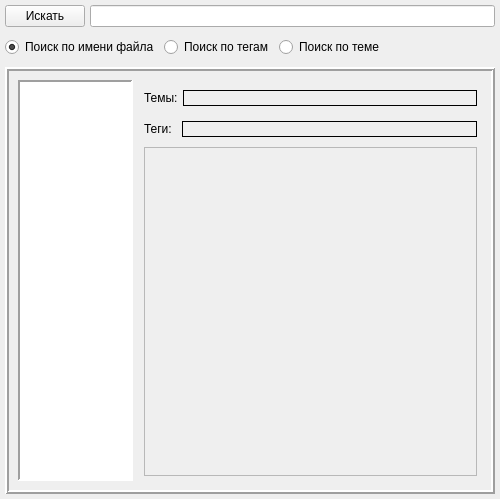
The window that searcherwidget.ui (bort-four/StudentHelper) describes before a commit, drawn with Qt 5.
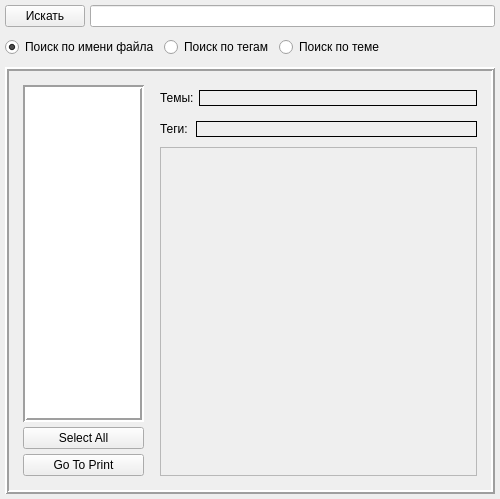
The same window after the commit.

Commit message: Select-all button is added

What changed in the file:
```diff
--- a/searcherwidget.ui
+++ b/searcherwidget.ui
@@ -55,25 +55,81 @@
      <property name="midLineWidth">
       <number>0</number>
      </property>
-     <layout class="QHBoxLayout" name="horizontalLayout_6" stretch="1,3">
+     <layout class="QHBoxLayout" name="horizontalLayout_6" stretch="2,5">
       <property name="sizeConstraint">
        <enum>QLayout::SetDefaultConstraint</enum>
       </property>
       <item>
-       <widget class="QListView" name="FoundObjectsListView">
-        <property name="frameShape">
-         <enum>QFrame::Panel</enum>
+       <layout class="QVBoxLayout" name="verticalLayout_2">
+        <property name="spacing">
+         <number>5</number>
         </property>
-        <property name="frameShadow">
-         <enum>QFrame::Sunken</enum>
+        <property name="leftMargin">
+         <number>5</number>
         </property>
-        <property name="lineWidth">
-         <number>2</number>
+        <property name="topMargin">
+         <number>5</number>
         </property>
-        <property name="editTriggers">
-         <set>QAbstractItemView::NoEditTriggers</set>
+        <property name="rightMargin">
+         <number>5</number>
         </property>
-       </widget>
+        <property name="bottomMargin">
+         <number>5</number>
+        </property>
+        <item>
+         <widget class="QListWidget" name="FoundObjectsList">
+          <property name="frameShape">
+           <enum>QFrame::Box</enum>
+          </property>
+          <property name="frameShadow">
+           <enum>QFrame::Sunken</enum>
+          </property>
+          <property name="lineWidth">
+           <number>2</number>
+          </property>
+         </widget>
+        </item>
+        <item>
+         <widget class="QPushButton" name="selectAllButton">
+          <property name="text">
+           <string>Select All</string>
+          </property>
+         </widget>
+        </item>
+        <item>
+         <widget class="QPushButton" name="printButton">
+          <property name="font">
+           <font>
+            <weight>50</weight>
+            <italic>false</italic>
+            <bold>false</bold>
+            <underline>false</underline>
+            <strikeout>false</strikeout>
+            <stylestrategy>PreferDefault</stylestrategy>
+            <kerning>true</kerning>
+           </font>
+          </property>
+          <property name="mouseTracking">
+           <bool>false</bool>
+          </property>
+          <property name="whatsThis">
+           <string/>
+          </property>
+          <property name="text">
+           <string>Go To Print</string>
+          </property>
+          <property name="autoDefault">
+           <bool>false</bool>
+          </property>
+          <property name="default">
+           <bool>false</bool>
+          </property>
+          <property name="flat">
+           <bool>false</bool>
+          </property>
+         </widget>
+        </item>
+       </layout>
       </item>
       <item>
        <layout class="QVBoxLayout" name="verticalLayout">
@@ -177,7 +233,7 @@
             <rect>
              <x>0</x>
              <y>0</y>
-             <width>331</width>
+             <width>315</width>
              <height>326</height>
             </rect>
            </property>
```
The commit also changes 2 other files.
